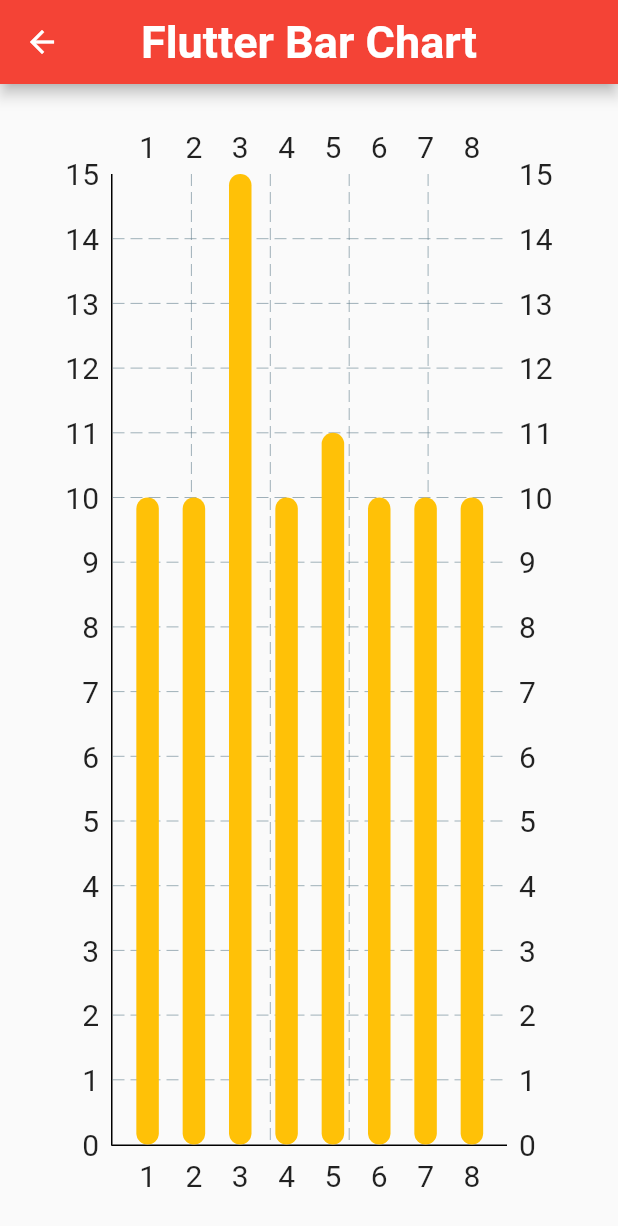
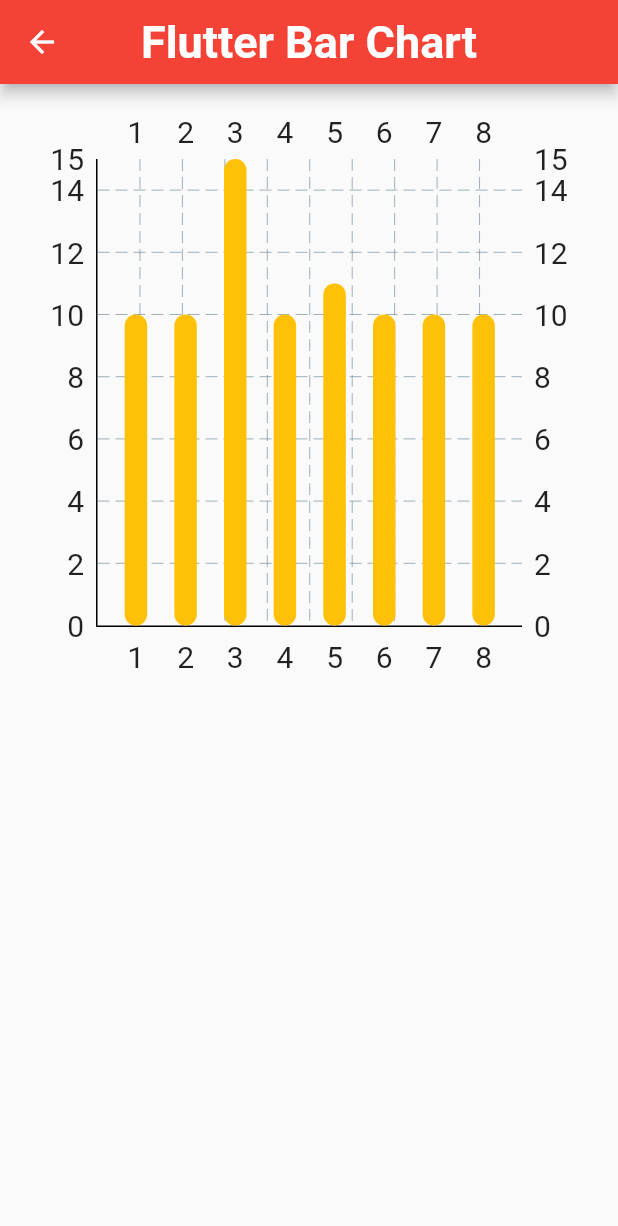
Before and after one commit to MuhammadBilalAkbar/flutter_fl_chart_package, a Flutter app: the BarChartPage screen opened directly, on a phone screen of 412 x 824 dp. Shown: the top 1226 px of the screen. Run offline on Flutter 3.47's test engine with Material 2 defaults, Android fonts, the phone set to English and light mode, and no system bars; drawn by our look-alikes of fl_chart.

Commit message:
line, bar and pie charts

```diff
--- a/lib/pages/bar_chart_page.dart
+++ b/lib/pages/bar_chart_page.dart
@@ -22,7 +22,9 @@ class BarChartPage extends StatelessWidget {
         title: const Text('Flutter Bar Chart'),
       ),
       body: Padding(
-        padding: const EdgeInsets.all(30),
+        padding: const EdgeInsets.all(20),
+        child: AspectRatio(
+          aspectRatio: 1,
           child: BarChart(
             BarChartData(
               borderData: FlBorderData(
@@ -71,6 +73,7 @@ class BarChartPage extends StatelessWidget {
             ),
           ),
         ),
+      ),
     );
   }
 }
```
Lines whose indentation alone changed are shown as unchanged.
